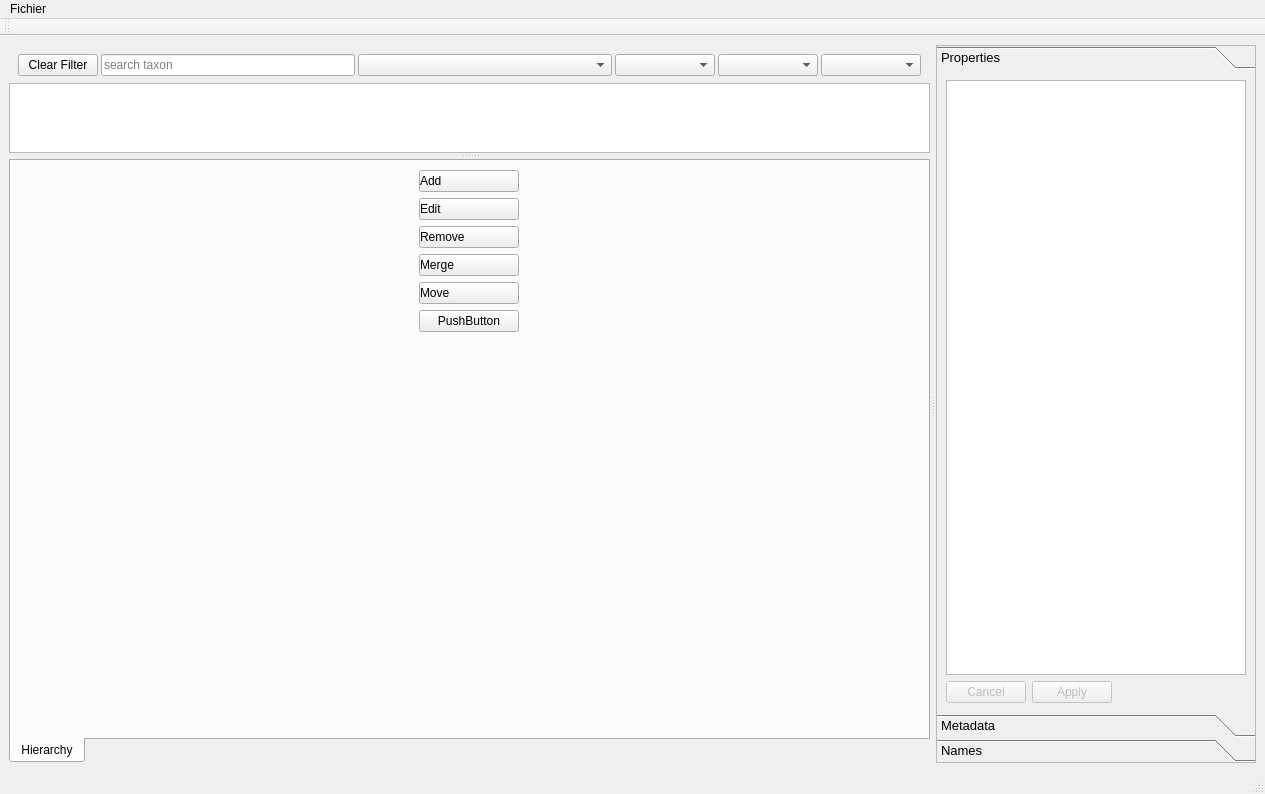
PhilippeBko/taxa_occ, file pn_main.ui: the form before one commit.
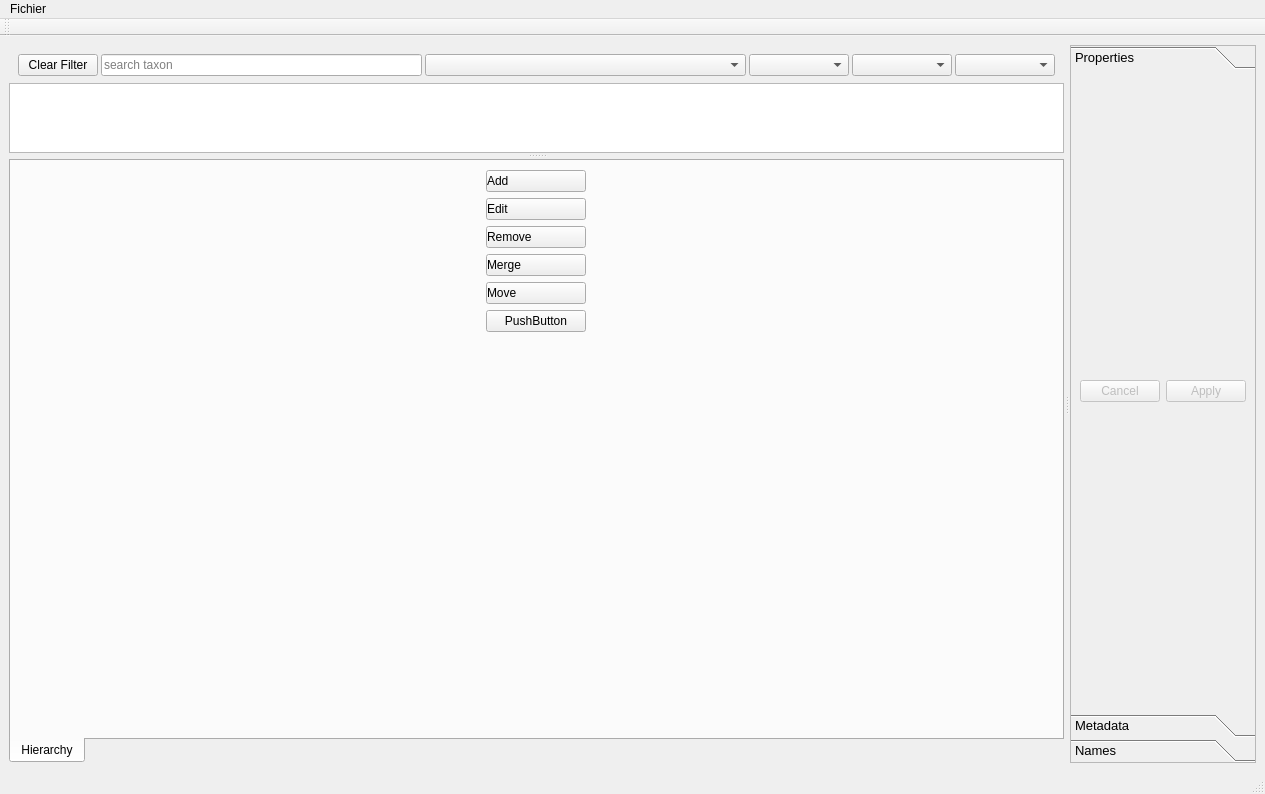
The form after the commit. Icons and pictures are not drawn.

The edit to the form file:
```diff
--- a/pn_main.ui
+++ b/pn_main.ui
@@ -539,57 +539,14 @@
           <x>0</x>
           <y>0</y>
           <width>318</width>
-          <height>622</height>
+          <height>628</height>
          </rect>
         </property>
         <attribute name="label">
          <string>Properties</string>
         </attribute>
-        <layout class="QGridLayout" name="gridLayout_5">
-         <item row="0" column="0">
-          <widget class="QTreeView" name="trview_identity">
-           <property name="sizePolicy">
-            <sizepolicy hsizetype="Expanding" vsizetype="Expanding">
-             <horstretch>1</horstretch>
-             <verstretch>0</verstretch>
-            </sizepolicy>
-           </property>
-           <property name="minimumSize">
-            <size>
-             <width>300</width>
-             <height>0</height>
-            </size>
-           </property>
-           <property name="maximumSize">
-            <size>
-             <width>16777215</width>
-             <height>16777215</height>
-            </size>
-           </property>
-           <property name="styleSheet">
-            <string notr="true"/>
-           </property>
-           <property name="locale">
-            <locale language="English" country="UnitedKingdom"/>
-           </property>
-           <property name="editTriggers">
-            <set>QAbstractItemView::NoEditTriggers</set>
-           </property>
-           <property name="alternatingRowColors">
-            <bool>false</bool>
-           </property>
-           <property name="selectionMode">
-            <enum>QAbstractItemView::SingleSelection</enum>
-           </property>
-           <property name="selectionBehavior">
-            <enum>QAbstractItemView::SelectRows</enum>
-           </property>
-           <attribute name="headerVisible">
-            <bool>false</bool>
-           </attribute>
-          </widget>
-         </item>
-         <item row="1" column="0" alignment="Qt::AlignLeft">
+        <layout class="QVBoxLayout" name="verticalLayout_2">
+         <item>
           <widget class="QDialogButtonBox" name="buttonBox_identity">
            <property name="enabled">
             <bool>false</bool>
```
Left out of the diff: 46 changed lines with no effect on the pictures.
